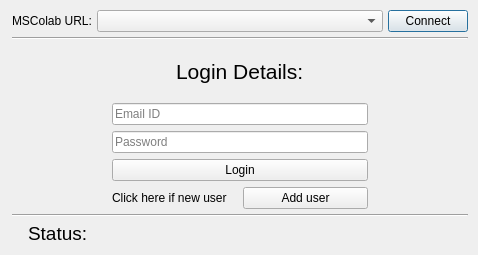
This is mslib/msui/ui/ui_mscolab_connect_dialog.ui in Open-MSS/MSS as Qt 5 draws it before an edit. The edited form follows.
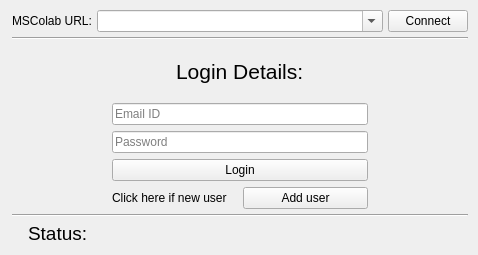
This is the edited form.

```diff
--- a/mslib/msui/ui/ui_mscolab_connect_dialog.ui
+++ b/mslib/msui/ui/ui_mscolab_connect_dialog.ui
@@ -13,9 +13,6 @@
   <property name="windowTitle">
    <string>Connect to MSColab</string>
   </property>
-  <property name="styleSheet">
-   <string notr="true"/>
-  </property>
   <layout class="QVBoxLayout" name="verticalLayout">
    <property name="spacing">
     <number>5</number>
@@ -47,7 +44,7 @@
         <string>Enter Mscolab Server URL</string>
        </property>
        <property name="editable">
-        <bool>false</bool>
+        <bool>true</bool>
        </property>
       </widget>
      </item>
@@ -56,6 +53,9 @@
        <property name="text">
         <string>Connect</string>
        </property>
+       <property name="autoDefault">
+        <bool>false</bool>
+       </property>
       </widget>
      </item>
     </layout>
@@ -91,6 +91,9 @@
          <property name="text">
           <string>Add user</string>
          </property>
+         <property name="autoDefault">
+          <bool>false</bool>
+         </property>
         </widget>
        </item>
        <item row="3" column="0" colspan="2">
@@ -98,6 +101,9 @@
          <property name="text">
           <string>Login</string>
          </property>
+         <property name="autoDefault">
+          <bool>false</bool>
+         </property>
         </widget>
        </item>
        <item row="2" column="0" colspan="2">
```
